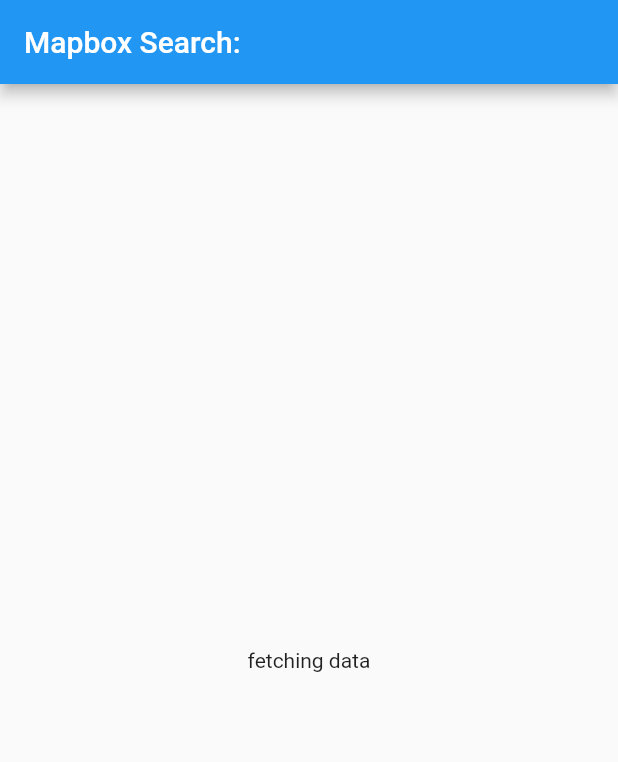
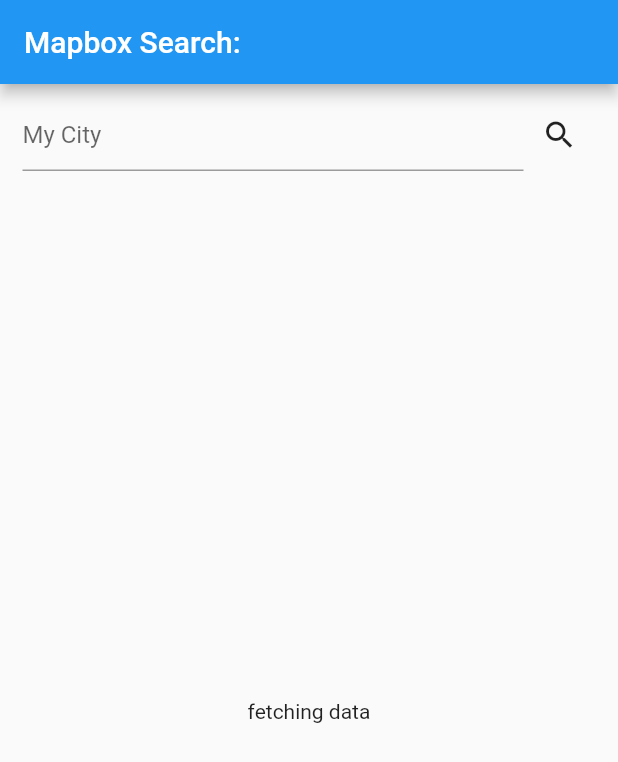
Before and after one commit to droidbash/proyecto_final_android20221, a Flutter app: the screen it shows after launch, on a phone screen of 412 x 824 dp. Shown: the top 762 px of the screen. Run offline on Flutter 3.47's test engine with Material 2 defaults, Android fonts, the light colour scheme and no system bars; missing offline and left inert: mapbox_gl; network calls fail.

Commit message:
Mapa funcionando

```diff
--- /dev/null
+++ b/lib/imports/.models.dart
@@ -0,0 +1 @@
+export 'package:proyecto_final_android20221/models/data.dart';
--- /dev/null
+++ b/lib/imports/.pages.dart
@@ -0,0 +1 @@
+export 'package:proyecto_final_android20221/pages/search.dart';
--- /dev/null
+++ b/lib/imports/.services.dart
@@ -0,0 +1 @@
+export 'package:proyecto_final_android20221/services/api_rest.dart';
--- a/lib/main.dart
+++ b/lib/main.dart
@@ -1,6 +1,7 @@
 import 'package:flutter/material.dart';
 import 'package:provider/provider.dart';
-import 'package:proyecto_final_android20221/services/api_rest.dart';
+import 'package:proyecto_final_android20221/imports/.pages.dart';
+import 'package:proyecto_final_android20221/imports/.services.dart';
 
 void main() {
   runApp(const Services());
@@ -24,7 +25,7 @@
 }
 
 Widget myApp() => MaterialApp(
-      title: 'API-REST',
+      title: 'Mapbox search',
       theme: ThemeData(primarySwatch: Colors.blue),
       home: const Home(),
     );
@@ -34,59 +35,11 @@
 
   @override
   Widget build(BuildContext context) {
-    final ApiRest apiRest = Provider.of<ApiRest>(context);
     return Scaffold(
       appBar: AppBar(
         title: const Text('Mapbox Search:'),
       ),
-      body: apiRest.isLoading
-          ? Center(
-              child: Text(apiRest.msg ?? "Loading..."),
-            )
-          : Column(
-              children: [
-                Container(
-                  padding: const EdgeInsets.fromLTRB(15, 10, 15, 10),
-                  child: Row(
-                    mainAxisAlignment: MainAxisAlignment.center,
-                    children: [
-                      Expanded(
-                        child: TextFormField(
-                          decoration: const InputDecoration(
-                            hintText: 'My City',
-                          ),
-                          validator: (String? value) {
-                            if (value == null || value.isEmpty) {
-                              return 'Please enter some text';
-                            }
-                            return null;
-                          },
-                          initialValue: apiRest.keyWords
-                              .substring(0, apiRest.keyWords.indexOf('.')),
-                        ),
-                      ),
-                      IconButton(
-                          onPressed: () {},
-                          icon: const Icon(Icons.search_outlined))
-                    ],
-                  ),
-                ),
-                Expanded(
-                  child: ListView.builder(
-                    itemCount: apiRest.data.length,
-                    itemBuilder: (BuildContext context, int index) {
-                      return ListTile(
-                        leading: const Icon(
-                          Icons.place_outlined,
-                        ),
-                        title: Text(apiRest.data[index].placeName ?? ""),
-                        subtitle: Text(apiRest.data[index].id ?? ""),
-                      );
-                    },
-                  ),
-                ),
-              ],
-            ),
+      body: const Search(),
     );
   }
 }
--- /dev/null
+++ b/lib/pages/search.dart
@@ -0,0 +1,78 @@
+import 'package:flutter/material.dart';
+import 'package:provider/provider.dart';
+import 'package:proyecto_final_android20221/imports/.services.dart';
+import 'package:proyecto_final_android20221/widgets/my_map.dart';
+
+class Search extends StatelessWidget {
+  const Search({Key? key}) : super(key: key);
+
+  @override
+  Widget build(BuildContext context) {
+    final ApiRest apiRest = Provider.of<ApiRest>(context);
+    return Column(
+      children: [
+        Container(
+          padding: const EdgeInsets.fromLTRB(15, 10, 15, 10),
+          child: Row(
+            mainAxisAlignment: MainAxisAlignment.center,
+            children: [
+              Expanded(
+                child: TextFormField(
+                  onChanged: ((value) => apiRest.setKeyWords(value)),
+                  decoration: const InputDecoration(
+                    hintText: 'My City',
+                  ),
+                  validator: (String? value) {
+                    if (value == null || value.isEmpty) {
+                      return 'Please enter some text';
+                    }
+                    return null;
+                  },
+                  initialValue:
+                      apiRest.keyWords.isNotEmpty ? apiRest.keyWords : '',
+                ),
+              ),
+              IconButton(
+                onPressed: () {
+                  apiRest.fetchData();
+                },
+                icon: const Icon(Icons.search_outlined),
+              )
+            ],
+          ),
+        ),
+        apiRest.isLoading
+            ? Expanded(
+                child: Center(
+                  child: Text(apiRest.msg ?? "Loading..."),
+                ),
+              )
+            : Expanded(
+                child: ListView.builder(
+                  itemCount: apiRest.data.length,
+                  itemBuilder: (BuildContext context, int index) {
+                    return ListTile(
+                      leading: const Icon(
+                        Icons.place_outlined,
+                      ),
+                      title: Text(apiRest.data[index].placeName ?? ""),
+                      subtitle: Text(apiRest.data[index].id ?? ""),
+                      onTap: () {
+                        double lon = apiRest.data[index].center?[0] ?? 0;
+                        double lat = apiRest.data[index].center?[1] ?? 0;
+                        Navigator.push(
+                          context,
+                          MaterialPageRoute(
+                            builder: (context) =>
+                                MyMap(latitude: lat, longitude: lon),
+                          ),
+                        );
+                      },
+                    );
+                  },
+                ),
+              ),
+      ],
+    );
+  }
+}
--- a/lib/services/api_rest.dart
+++ b/lib/services/api_rest.dart
@@ -1,17 +1,18 @@
 import 'dart:convert';
 import 'package:flutter/material.dart';
 import 'package:http/http.dart' as http;
-import 'package:proyecto_final_android20221/model/data.dart';
+import 'package:proyecto_final_android20221/imports/.models.dart';
 
 String authority = 'api.mapbox.com';
 String unencodedPath = '/geocoding/v5/mapbox.places/';
 String proximity = 'ip';
 String types =
     'place,postcode,address,country,region,locality,district,neighborhood,poi';
-String token = '';
+String token =
+    'sk.eyJ1IjoiZG1lbnJvZCIsImEiOiJjbDNmaHM3NWMwMDEwM2NsdmplOGx0OGRuIn0.l7lfj7CpOAcw608DC3xhgg';
 
 class ApiRest extends ChangeNotifier {
-  String keyWords = 'Riviera Ensenada.json';
+  String keyWords = '';
   List<Data> data = [];
   String? msg;
   bool isLoading = true;
@@ -20,27 +21,34 @@
     notifyListeners();
     fetchData();
   }
+  setKeyWords(String keywords) {
+    keyWords = keywords;
+    data = [];
+    notifyListeners();
+  }
+
   fetchData() async {
     isLoading = true;
     msg = 'fetching data';
     notifyListeners();
-    await Future.delayed(Duration(seconds: 1));
-    final url = Uri.https(authority, unencodedPath + keyWords, {
+    await Future.delayed(const Duration(seconds: 1));
+    final url = Uri.https(authority, '$unencodedPath$keyWords.json', {
       'proximity': proximity,
       'types': types,
       'access_token': token,
     });
     final resp = await http.get(url);
+    print(resp.body);
     msg = 'parsing data';
     notifyListeners();
-    await Future.delayed(Duration(seconds: 1));
+    await Future.delayed(const Duration(seconds: 1));
     var list = json.decode(resp.body)["features"] as List<dynamic>;
     for (var element in list) {
       data.add(Data.fromJson(json.encode(element)));
     }
     msg = 'success';
     notifyListeners();
-    await Future.delayed(Duration(seconds: 1));
+    await Future.delayed(const Duration(seconds: 1));
     isLoading = false;
     notifyListeners();
   }
--- a/pubspec.yaml
+++ b/pubspec.yaml
@@ -31,6 +31,7 @@
   flutter:
     sdk: flutter
   http: ^0.13.4
+  mapbox_gl: ^0.16.0
   provider: ^6.0.2
 
 dev_dependencies:
```
Also changed, not shown: lib/widgets/my_map.dart (added, +45 -0 lines), lib/models/data.dart (renamed from lib/model/data.dart), pubspec.lock, 2 other files.
